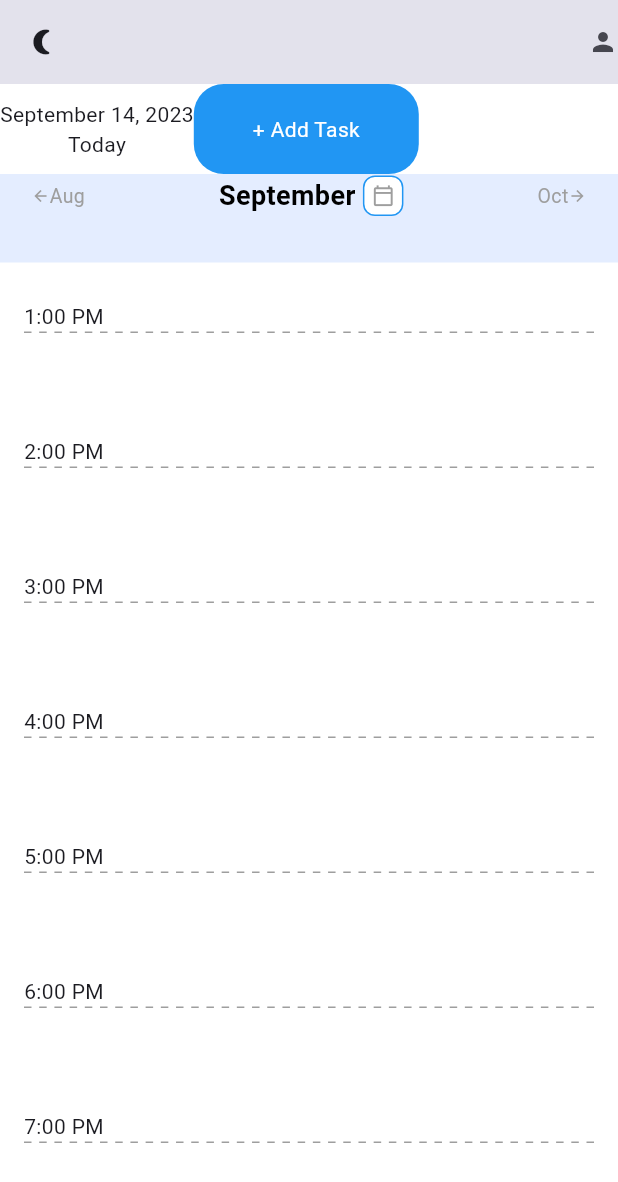
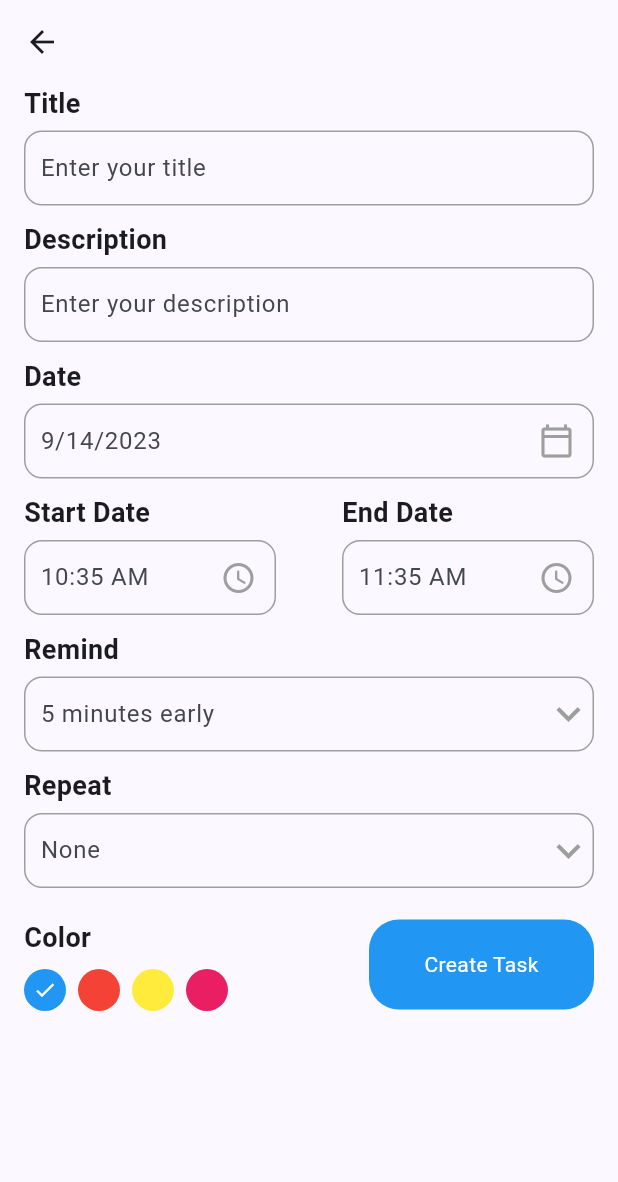
Before and after one commit to vkng1104/to_do_list, a Flutter app: the screen it shows after launch, scrolled down 1152 dp, after a tap on "+ Add Task", on a phone screen of 412 x 824 dp. Shown: the top 1182 px of the screen. Run offline on Flutter 3.47's test engine with Material 2 defaults, Android fonts, the phone set to English and light mode, and no system bars.

Commit message:
add_task screen

```diff
--- /dev/null
+++ b/lib/screens/add_task_page.dart
@@ -0,0 +1,279 @@
+import 'package:flutter/material.dart';
+import 'package:intl/intl.dart';
+
+import '../models/task.dart';
+import '../widgets/buttons.dart';
+import 'agenda_screen.dart';
+
+class AddTaskPage extends StatefulWidget {
+  const AddTaskPage({super.key});
+
+  @override
+  State<AddTaskPage> createState() => _AddTaskPageState();
+}
+
+class _AddTaskPageState extends State<AddTaskPage> {
+  TextEditingController _titleController = TextEditingController();
+  TextEditingController _descriptionController = TextEditingController();
+  DateTime _selectedDate = DateTime.now();
+  String _endTime = DateFormat("hh:mm a").format(DateTime.now().add(const Duration(hours: 1, minutes: 5))).toString();
+  String _startTime = DateFormat("hh:mm a").format(DateTime.now().add(const Duration(minutes: 5))).toString();
+  int _selectedRemind = 5;
+  List<int> remindList = [5, 10, 15, 20];
+  String _selectedRepeat = "None";
+  List<String> repeatList = ["None", "Daily", "Weekly", "Monthly", "Yearly"];
+  int _selectedColor = 0;
+  List<Color> colorList = [Colors.blue, Colors.red, Colors.yellow, Colors.pink];
+
+  @override
+  Widget build(BuildContext context) {
+    return Scaffold(
+        appBar: AppBar(),
+        body: Container(
+          child: SingleChildScrollView(
+            child: Column(
+              crossAxisAlignment: CrossAxisAlignment.start,
+              children: [
+                MyInputField(title: "Title", hint: "Enter your title", controller: _titleController,),
+                MyInputField(title: "Description", hint: "Enter your description", controller: _descriptionController),
+                MyInputField(title: "Date", hint: DateFormat.yMd().format(_selectedDate),
+                    widget: IconButton(
+                      icon: Icon(Icons.calendar_today_outlined),
+                      color: Colors.grey,
+                      onPressed: () => _getDateFromUser(),
+                    )),
+                Row(
+                  children: [
+                    Expanded(
+                      child: MyInputField(
+                        title: "Start Date",
+                        hint: _startTime,
+                        widget: IconButton(
+                          icon: Icon(Icons.access_time_rounded,
+                            color: Colors.grey,),
+                          onPressed: () => _getTimeFromUser(),
+                        ),
+                      ),
+                    ),
+                    SizedBox(width: 12,),
+                    Expanded(
+                      child: MyInputField(
+                        title: "End Date",
+                        hint: _endTime,
+                        widget: IconButton(
+                          icon: Icon(Icons.access_time_rounded,
+                            color: Colors.grey,),
+                          onPressed: () => _getTimeFromUser(isStartTime: false),
+                        ),
+                      ),
+                    )
+                  ],
+                ),
+                MyInputField(title: "Remind", hint: "$_selectedRemind minutes early",
+                    widget: DropdownButton(
+                      icon: Icon(Icons.keyboard_arrow_down,
+                        color: Colors.grey,),
+                      style: TextStyle(),
+                      underline: Container(height: 0,),
+                      iconSize: 32,
+                      elevation: 4,
+                      onChanged: (String? newValue) => setState(() => _selectedRemind = int.parse(newValue!)),
+                      items: remindList.map<DropdownMenuItem<String>>((int value) {
+                        return DropdownMenuItem<String>(
+                          value: value.toString(),
+                          child: Text(value.toString(), style: TextStyle(color: Colors.grey),),
+                        );
+                      }).toList(),
+                    )),
+                MyInputField(title: "Repeat", hint: _selectedRepeat,
+                    widget: DropdownButton(
+                      icon: Icon(Icons.keyboard_arrow_down,
+                        color: Colors.grey,),
+                      style: TextStyle(),
+                      underline: Container(height: 0,),
+                      iconSize: 32,
+                      elevation: 4,
+                      onChanged: (String? newValue) => setState(() => _selectedRepeat = newValue!),
+                      items: repeatList.map<DropdownMenuItem<String>>((String value) {
+                        return DropdownMenuItem<String>(
+                          value: value,
+                          child: Text(value, style: TextStyle(color: Colors.grey),),
+                        );
+                      }).toList(),
+                    )),
+                Container(
+                  margin: EdgeInsets.symmetric(horizontal: 16, vertical: 10),
+                  child: Row(
+                    mainAxisAlignment: MainAxisAlignment.spaceBetween,
+                    children: [
+                      _colorPallete(),
+                      MyButton(label: "Create Task", onTap: () => _validate())
+                    ],
+                  ),
+                )
+              ],
+            ),
+          ),
+        )
+    );
+  }
+
+  _validate() {
+    if (_titleController.text.isNotEmpty &&
+        _descriptionController.text.isNotEmpty){
+      DateTime startTime = DateFormat("hh:mm a").parse(_startTime);
+      DateTime endTime = DateFormat("hh:mm a").parse(_endTime);
+      Task newTask = Task(
+          field: _titleController.text,
+          course: _descriptionController.text,
+          stage: "",
+          startTime : DateTime(_selectedDate.year, _selectedDate.month, _selectedDate.day, startTime.hour, startTime.minute),
+          endTime : DateTime(_selectedDate.year, _selectedDate.month, _selectedDate.day, endTime.hour, endTime.minute),
+          state: 0,
+          color: colorList[_selectedColor]
+      );
+      list.add(newTask);
+      Navigator.of(context).pop();
+    }
+    else {
+      ScaffoldMessenger.of(context).showSnackBar(
+          SnackBar(
+            content: Row(
+              mainAxisAlignment: MainAxisAlignment.start,
+              children: [
+                Icon(Icons.warning_amber_rounded, color: Colors.red),
+                SizedBox(width: 12.0,),
+                Column(
+                  crossAxisAlignment: CrossAxisAlignment.start,
+                  children: [
+                    Text("Required",  style: TextStyle(fontWeight: FontWeight.bold),),
+                    Text("All fields are required!"),
+                  ],
+                )
+              ],
+            ),
+          )
+      );
+    }
+  }
+
+  _getDateFromUser() async{
+    DateTime? _pickerDate = await showDatePicker(
+        context: context,
+        initialDate: DateTime.now(),
+        firstDate: DateTime.now(),
+        lastDate: DateTime(2121)
+    );
+    setState(() => _selectedDate = _pickerDate!);
+  }
+  _getTimeFromUser({bool isStartTime = true}) async {
+    TimeOfDay? _pickedTime = await _showTimePicker();
+    if (_pickedTime == null){
+      print("Time Selection Canceled");
+    }else {
+      String _formattedTime = _pickedTime.format(context);
+      if (isStartTime == true){
+        setState(() => _startTime = _formattedTime);
+      }else if (isStartTime == false){
+        setState(() => _endTime = _formattedTime);
+      }
+    }
+  }
+
+  _showTimePicker(){
+    return showTimePicker(
+        initialEntryMode: TimePickerEntryMode.input,
+        context: context,
+        initialTime: TimeOfDay(
+          // 10:30 PM
+            hour: int.parse(_startTime.split(":")[0]),
+            minute: int.parse(_startTime.split(":")[1].split(" ")[0])
+        )
+    );
+  }
+
+  _colorPallete() => Column(
+    crossAxisAlignment: CrossAxisAlignment.start,
+    children: [
+      Text("Color", style: TextStyle(fontWeight: FontWeight.bold, fontSize: 18),),
+      SizedBox(height: 8.0,),
+      Wrap(
+        children: List<Widget>.generate(
+            colorList.length,
+                (int index) => GestureDetector(
+              onTap: () => setState(() => _selectedColor = index),
+              child: Padding(
+                  padding: const EdgeInsets.only(right: 8.0),
+                  child: CircleAvatar(
+                      radius: 14,
+                      backgroundColor: colorList[index],
+                      child: _selectedColor == index ?
+                      Icon(Icons.done, color: Colors.white, size: 16,) : Container()
+                  )
+              ),
+            )
+        ),
+      )
+    ],
+  );
+}
+
+class MyInputField extends StatelessWidget {
+  final String title;
+  final String hint;
+  final TextEditingController? controller;
+  final Widget? widget;
+  const MyInputField({Key? key, required this.title, required this.hint, this.controller, this.widget}) : super(key: key);
+
+  @override
+  Widget build(BuildContext context) {
+    return Container(
+      margin: EdgeInsets.only(bottom: 10),
+      padding: EdgeInsets.symmetric(horizontal: 16.0),
+      child: Column(
+        crossAxisAlignment: CrossAxisAlignment.start,
+        children: [
+          Text(
+            title,
+            style: TextStyle(fontWeight: FontWeight.bold, fontSize: 18),
+          ),
+          Container(
+            height: 50,
+            margin: EdgeInsets.only(top: 5.0),
+            padding: EdgeInsets.only(left: 10),
+            decoration: BoxDecoration(
+                border: Border.all(
+                    color: Colors.grey,
+                    width: 1.0
+                ),
+                borderRadius: BorderRadius.circular(12)
+            ),
+            child: Row(
+              children: [
+                Expanded(
+                  child: TextFormField(
+                    readOnly: widget == null ? false : true,
+                    autofocus: false,
+                    controller: controller,
+                    decoration: InputDecoration(
+                        hintText: hint,
+                        hintStyle: TextStyle(),
+                        focusedBorder: UnderlineInputBorder(
+                          borderSide: BorderSide.none,
+                        ),
+                        enabledBorder: UnderlineInputBorder(
+                          borderSide: BorderSide.none,
+                        )
+                    ),
+
+                  ),
+                ),
+                widget == null ? Container() : Container(child: widget,)
+              ],
+            ),
+          )
+        ],
+      ),
+    );
+  }
+}
--- a/lib/screens/agenda_screen.dart
+++ b/lib/screens/agenda_screen.dart
@@ -5,6 +5,7 @@ import 'package:intl/intl.dart';
 import '../models/task.dart';
 import '../widgets/buttons.dart';
 import '../widgets/seperator.dart';
+import 'add_task_page.dart';
 
 List<Task> list = [
   Task(
@@ -62,7 +63,12 @@ class _AgendaScreenState extends State<AgendaScreen> {
                   Text("Today")
                 ],
               ),
-              MyButton(label: "+ Add Task", onTap: () => null)
+              MyButton(label: "+ Add Task", onTap: () async {
+                await Navigator.of(context).push(
+                  MaterialPageRoute(builder: (context) => AddTaskPage()),
+                );
+                setState(() {});
+              },)
             ],
           ),
           // second part
@@ -220,7 +226,12 @@ class _AgendaScreenState extends State<AgendaScreen> {
                                     _addTask[index] ? Row(
                                       mainAxisAlignment: MainAxisAlignment.center,
                                       children: [
-                                        MyButton(label: "+ Add Task", onTap: () => null),
+                                        MyButton(label: "+ Add Task", onTap: () async {
+                                          await Navigator.of(context).push(
+                                            MaterialPageRoute(builder: (context) => AddTaskPage()),
+                                          );
+                                          setState(() {});
+                                        },),
                                       ],
                                     ) : Container(height: 50,),
                                   ],
```
